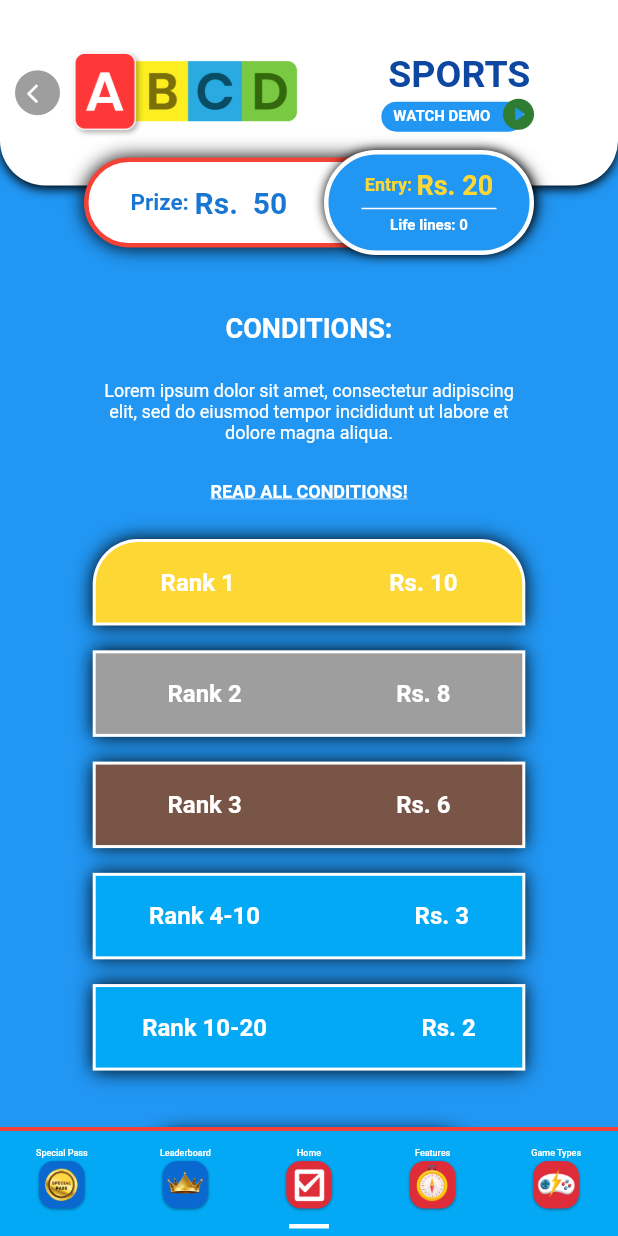
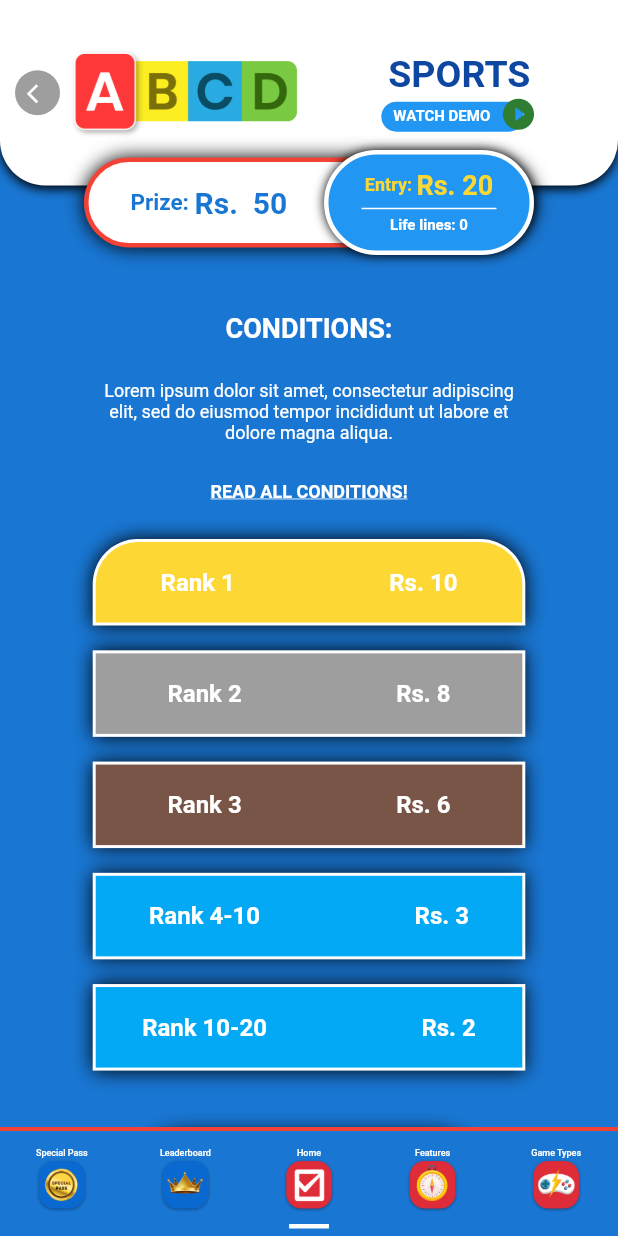
Before and after one commit to shadaab88/nyxWolves, a Flutter app: the screen it shows after launch, after a tap on "Prize:", on a phone screen of 412 x 824 dp. Run offline on Flutter 3.47's test engine with Material 2 defaults, Android fonts, the phone set to English and light mode, and no system bars; our stand-ins replace font_awesome_flutter.

Commit message:
second commit

```diff
--- a/lib/Home.dart
+++ b/lib/Home.dart
@@ -15,7 +15,7 @@ class _HomeState extends State<Home> {
       child: Container(
         height: deviceHeight,
         width: deviceWidth,
-        color: Colors.blue,
+        color: Colors.blue[700],
         child: Column(
           children: [
             SizedBox(
--- a/lib/appBar.dart
+++ b/lib/appBar.dart
@@ -210,7 +210,7 @@ class SecondAppBar extends StatelessWidget implements PreferredSizeWidget {
           // border: Border(
           //   bottom: BorderSide(width: 16.0, color: Colors.lightBlue.shade900),
           // ),
-          color: Colors.blue,
+          color: Colors.blue[700],
           // boxShadow: [
           //   BoxShadow(blurRadius: 5.0,
           //     offset: Offset(0, 2.0),),
--- a/lib/main.dart
+++ b/lib/main.dart
@@ -51,7 +51,7 @@ class _MyHomePageState extends State<MyHomePage> {
 
                   Container(
                     //height: deviceHeight*2,
-                    color: Colors.blue,
+                    color: Colors.blue[700],
                     child: Column(
                       crossAxisAlignment: CrossAxisAlignment.center,
                     children: [
@@ -191,7 +191,7 @@ class _MyHomePageState extends State<MyHomePage> {
                                           "SPORTS",
                                           style: new TextStyle(
                                               fontWeight: FontWeight.bold,
-                                              color: Colors.blue,
+                                              color: Colors.blue[700],
                                               fontSize: 12.0
                                           ),
                                         ),
--- a/lib/page2.dart
+++ b/lib/page2.dart
@@ -26,6 +26,7 @@ class _secondPageState extends State<secondPage> {
     var deviceHeight =  MediaQuery.of(context).size.height;
     var deviceWidth = MediaQuery.of(context).size.width;
     return Scaffold(
+      backgroundColor: Colors.blue[700],
       appBar: SecondAppBar(),
       body: DefaultTabController(
         length: 5,
@@ -49,7 +50,7 @@ class _secondPageState extends State<secondPage> {
                       new Container(
                         height: deviceHeight,
                         width: deviceWidth,
-                        color: Colors.blue,
+                        color: Colors.blue[700],
                         child: Center(child: Text("Second page")),
                       ),
                       new Container(
@@ -186,7 +187,7 @@ class _secondPageState extends State<secondPage> {
               indicatorColor: Colors.white,
             ),
           ),
-          backgroundColor: Colors.lightBlue,
+          backgroundColor: Colors.blue[700],
         ),
       )
     );
--- a/lib/tabBar.dart
+++ b/lib/tabBar.dart
@@ -15,9 +15,9 @@ class _tabBarState extends State<tabBar> {
       debugShowCheckedModeBanner:false,
       title: 'flutter Tab',
       theme: ThemeData(
-        canvasColor: Colors.blue,
-        primaryColor: Colors.blue,
-        accentColor: Colors.blue,
+        canvasColor: Colors.blue[700],
+        primaryColor: Colors.blue[700],
+        accentColor: Colors.blue[700],
       ),
       home: DefaultTabController(
         length: 3,
@@ -27,13 +27,13 @@ class _tabBarState extends State<tabBar> {
             children: [
                 Tab1(),
               Container(
-                color: Colors.blue,
+                color: Colors.blue[700],
                   child: Icon(
                       Icons.movie
                   )
               ),
               Container(
-                color: Colors.blue,
+                color: Colors.blue[700],
                 child: Icon(
                     Icons.games
                 ),
@@ -98,7 +98,7 @@ class Tab1 extends StatelessWidget implements PreferredSizeWidget {
     var deviceHeight =  MediaQuery.of(context).size.height;
     var deviceWidth = MediaQuery.of(context).size.width;
     return Container(
-      color: Colors.blue,
+      color: Colors.blue[700],
       child: Column(
         children: <Widget>[
           SizedBox(
```
